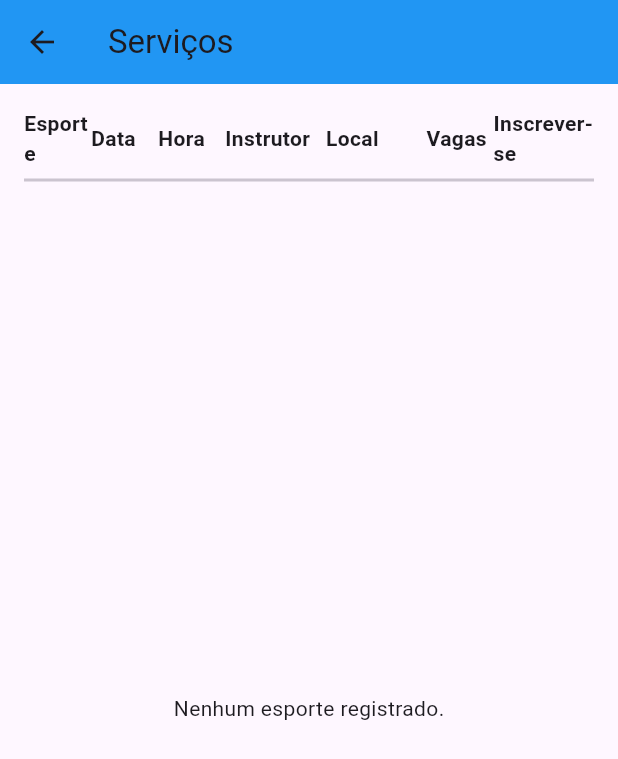
After one commit to Ido7220/Projeto-de-Software, a Flutter app: the TelaServicosHome screen opened by its route, on a phone screen of 412 x 824 dp. The commit adds this screen. Shown: the top 759 px of the screen. Run offline on Flutter 3.47's test engine with Material 3 defaults, Android fonts, the phone set to English and light mode, and no system bars; our stand-ins replace supabase_flutter; accounts and stored records are empty.

Commit message:
tela reserva reformulado

```diff
--- /dev/null
+++ b/FRONTEND/pure_project/lib/tela_servicos_home.dart
@@ -0,0 +1,122 @@
+import 'package:flutter/material.dart';
+import 'package:supabase_flutter/supabase_flutter.dart';
+
+class TelaServicosHome extends StatefulWidget {
+  const TelaServicosHome({super.key});
+
+  @override
+  State<TelaServicosHome> createState() => _TelaServicosHomeState();
+}
+
+class _TelaServicosHomeState extends State<TelaServicosHome> {
+  final _registrosStream = Supabase.instance.client
+      .from('registros_esportes')
+      .stream(primaryKey: ['id']);
+
+  @override
+  Widget build(BuildContext context) {
+    return Scaffold(
+      appBar: AppBar(
+        title: const Text('Serviços'),
+        backgroundColor: Colors.blue,
+      ),
+      body: Padding(
+        padding: const EdgeInsets.all(16),
+        child: Column(
+          children: [
+            Row(
+              children: [
+                _titulo(2, 'Esporte'),
+                _titulo(2, 'Data'),
+                _titulo(2, 'Hora'),
+                _titulo(3, 'Instrutor'),
+                _titulo(3, 'Local'),
+                _titulo(2, 'Vagas'),
+                _titulo(3, 'Inscrever-se'),
+              ],
+            ),
+            const Divider(thickness: 2),
+            const SizedBox(height: 8),
+
+            Expanded(
+              child: StreamBuilder<List<Map<String, dynamic>>>(
+                stream: _registrosStream,
+                builder: (context, snapshot) {
+                  if (snapshot.connectionState == ConnectionState.waiting) {
+                    return const Center(child: CircularProgressIndicator());
+                  }
+
+                  if (snapshot.hasError) {
+                    return const Center(
+                      child: Text('Erro ao carregar os dados.'),
+                    );
+                  }
+
+                  final registros = snapshot.data ?? [];
+
+                  if (registros.isEmpty) {
+                    return const Center(
+                      child: Text('Nenhum esporte registrado.'),
+                    );
+                  }
+
+                  return ListView.builder(
+                    itemCount: registros.length,
+                    itemBuilder: (context, index) {
+                      final item = registros[index];
+
+                      return Padding(
+                        padding: const EdgeInsets.symmetric(vertical: 8.0),
+                        child: Row(
+                          children: [
+                            _dado(2, item['esporte']?.toString() ?? '-'),
+                            _dado(2, item['data']?.toString() ?? '-'),
+                            _dado(2, item['hora']?.toString() ?? '-'),
+                            _dado(3, item['instrutor']?.toString() ?? '-'),
+                            _dado(3, item['local']?.toString() ?? '-'),
+                            _dado(2, item['vagas']?.toString() ?? '-'),
+                            Expanded(
+                              flex: 3,
+                              child: ElevatedButton(
+                                onPressed: () {
+                                  debugPrint(
+                                    'Clicou em inscrever no item: ${item['id']}',
+                                  );
+                                },
+                                style: ElevatedButton.styleFrom(
+                                  padding: const EdgeInsets.symmetric(
+                                    horizontal: 3,
+                                    vertical: 0,
+                                  ),
+                                ),
+                                child: const Text(
+                                  'Inscrever',
+                                  style: TextStyle(fontSize: 12),
+                                ),
+                              ),
+                            ),
+                          ],
+                        ),
+                      );
+                    },
+                  );
+                },
+              ),
+            ),
+          ],
+        ),
+      ),
+    );
+  }
+}
+
+Widget _titulo(int tamanho, String titulo) {
+  return Expanded(
+    flex: tamanho,
+    child: Text(titulo, style: TextStyle(fontWeight: FontWeight.bold)),
+  );
+}
+
+Widget _dado(int tamanho, String valor) {
+  return Expanded(flex: tamanho, child: Text(valor));
+}
--- a/FRONTEND/pure_project/pubspec.yaml
+++ b/FRONTEND/pure_project/pubspec.yaml
@@ -35,6 +35,7 @@ dependencies:
   # Use with the CupertinoIcons class for iOS style icons.
   cupertino_icons: ^1.0.8
   supabase_flutter: ^2.12.4
+  intl: ^0.20.2
 
 dev_dependencies:
   flutter_test:
```
Also changed, not shown: FRONTEND/pure_project/lib/main.dart (+6 -5 lines), FRONTEND/pure_project/lib/reserva_screen.dart (deleted, +0 -227 lines), FRONTEND/pure_project/lib/tela_cadastro.dart (renamed from FRONTEND/pure_project/lib/cadastro_screen.dart, +22 -12 lines), FRONTEND/pure_project/lib/tela_login.dart (renamed from FRONTEND/pure_project/lib/login_screen.dart, +4 -4 lines), FRONTEND/pure_project/pubspec.lock, 3 other files.
